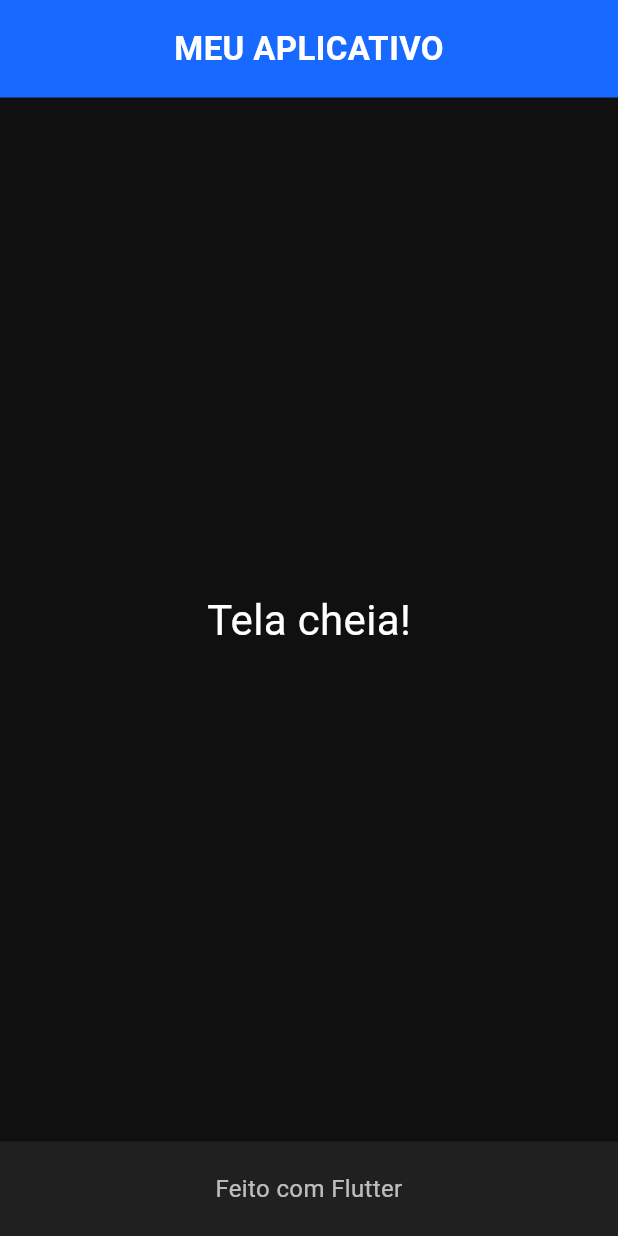
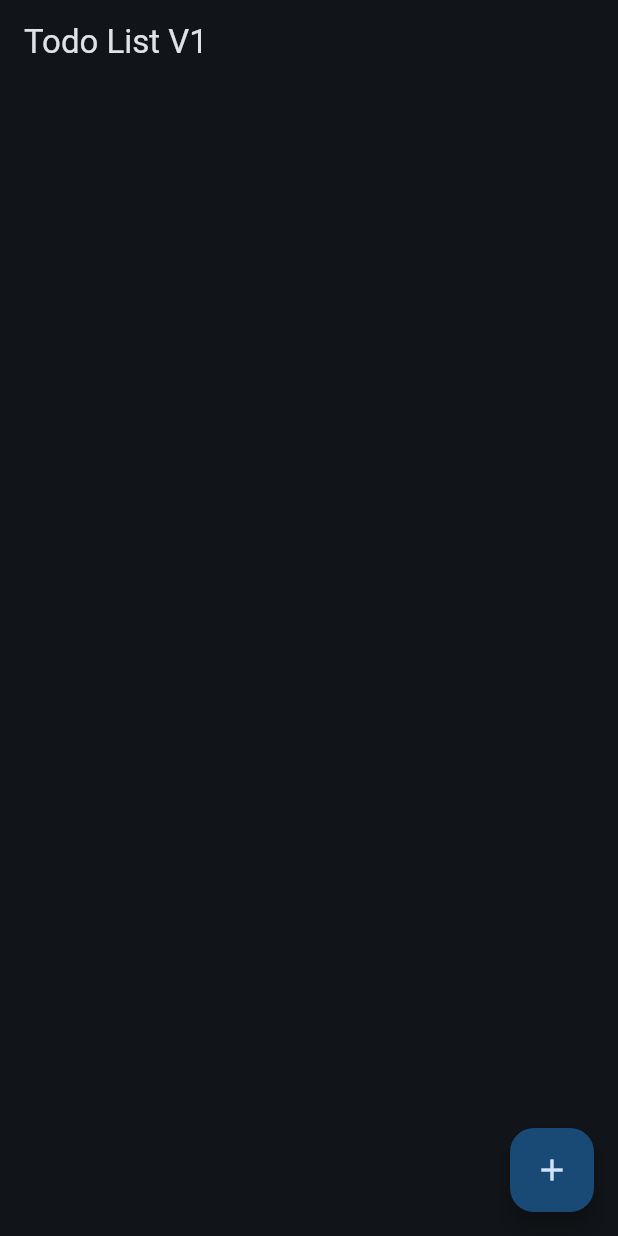
Before and after one commit to cads-cads/todo_app, a Flutter app: the screen it shows after launch, on a phone screen of 412 x 824 dp. Run offline on Flutter 3.47's test engine with Material 3 defaults, Android fonts, the phone set to English and light mode, and no system bars.

Commit message:
Todo List

```diff
--- a/lib/main.dart
+++ b/lib/main.dart
@@ -1,80 +1,120 @@
+import 'package:flutter/foundation.dart';
+import 'package:flutter/material.dart';
 
-import 'package:flutter/material.dart';
-import 'package:flutter/services.dart';
+void main() => runApp(const TarefaApp());
 
-Future<void> main() async {
-  WidgetsFlutterBinding.ensureInitialized();
-
-  // Oculta as barras do Android
-  await SystemChrome.setEnabledSystemUIMode(
-    SystemUiMode.immersiveSticky,
-  );
-
-  runApp(const MeuApp());
-}
-
-class MeuApp extends StatelessWidget {
-  const MeuApp({super.key});
+class TarefaApp extends StatelessWidget {
+  const TarefaApp({super.key});
 
   @override
   Widget build(BuildContext context) {
-    return const MaterialApp(
+    return MaterialApp(
       debugShowCheckedModeBanner: false,
-      home: TelaInicial(),
+      theme: ThemeData(
+        useMaterial3: true,
+        colorScheme: ColorScheme.fromSeed(
+          seedColor: Colors.blue,
+          brightness: Brightness.dark,
+        ),
+      ),
+      //themeMode: ThemeMode.system,
+
+      home: TelaTarefa(),
     );
   }
 }
 
-class TelaInicial extends StatelessWidget {
-  const TelaInicial({super.key});
+class TelaTarefa extends StatefulWidget {
+  const TelaTarefa({super.key});
+  @override
+  State<TelaTarefa> createState() => _TelaTarefaState();
+}
 
+class _TelaTarefaState extends State<TelaTarefa> {
+  final List<String> lista = [];
+  final controllerInout = TextEditingController();
+
+  void limpaInput() {
+    controllerInout.clear();
+  }
+
+  void alerta({required BuildContext context, required String message}) {
+    ScaffoldMessenger.of(
+      context,
+    ).showSnackBar(const SnackBar(content: Text("Error")));
+  }
+
+  @override
+  void dispose() {
+    controllerInout.dispose();
+    super.dispose();
+  }
+
+  //const TelaTarefa({super.key});
   @override
   Widget build(BuildContext context) {
     return Scaffold(
-      backgroundColor: const Color(0xFF101010),
-      body: SizedBox.expand(
-        child: Column(
-          children: [
-            Container(
-              width: double.infinity,
-              height: 65,
-              color: const Color(0xFF1769FF),
-              alignment: Alignment.center,
-              child: const Text(
-                'MEU APLICATIVO',
-                style: TextStyle(
-                  color: Colors.white,
-                  fontSize: 22,
-                  fontWeight: FontWeight.bold,
-                ),
-              ),
+      appBar: AppBar(title: const Text("Todo List V1")),
+      body: ListView.builder(
+        itemCount: lista.length,
+        itemBuilder: (context, index) {
+          return ListTile(
+            title: Text(lista[index]),
+            leading: const Icon(Icons.check_box_outlined),
+            trailing: IconButton(
+              onPressed: () {
+                setState(() {
+                  lista.removeAt(index);
+                });
+              },
+              icon: Icon(Icons.delete),
             ),
-            const Expanded(
-              child: Center(
-                child: Text(
-                  'Tela cheia!',
-                  style: TextStyle(
-                    color: Colors.white,
-                    fontSize: 28,
+          );
+        },
+      ),
+      floatingActionButton: FloatingActionButton(
+        onPressed: () {
+          showDialog(
+            context: context,
+            builder: (context) {
+              return AlertDialog(
+                title: const Text("Alerta Input"),
+                content: TextField(
+                  controller: controllerInout,
+                  autofocus: true,
+                  decoration: InputDecoration(
+                    labelText: "Tarefa",
+                    hintText: "Add tarefa",
                   ),
                 ),
-              ),
-            ),
-            Container(
-              width: double.infinity,
-              padding: const EdgeInsets.all(20),
-              color: const Color(0xFF202020),
-              child: const Text(
-                'Feito com Flutter',
-                textAlign: TextAlign.center,
-                style: TextStyle(
-                  color: Colors.white70,
-                  fontSize: 16,
-                ),
-              ),
-            ),
-          ],
-        ),
+                actions: [
+                  TextButton(
+                    onPressed: () {
+                      Navigator.pop(context);
+                      controllerInout.clear();
+                    },
+                    child: const Text("Cancelar"),
+                  ),
+                  TextButton(
+                    onPressed: () {
+                      final campo = controllerInout.text;
+                      if (campo.isNotEmpty) {
+                        setState(() {
+                          lista.add(campo);
+                        });
+                        limpaInput();
+                        Navigator.pop(context);
+                      }
+                      alerta(context: context, message: "Error");
+                    },
+                    child: const Text("Add"),
+                  ),
+                ],
+              );
+            },
+          );
+        },
+        child: Icon(Icons.add),
       ),
     );
   }
```
